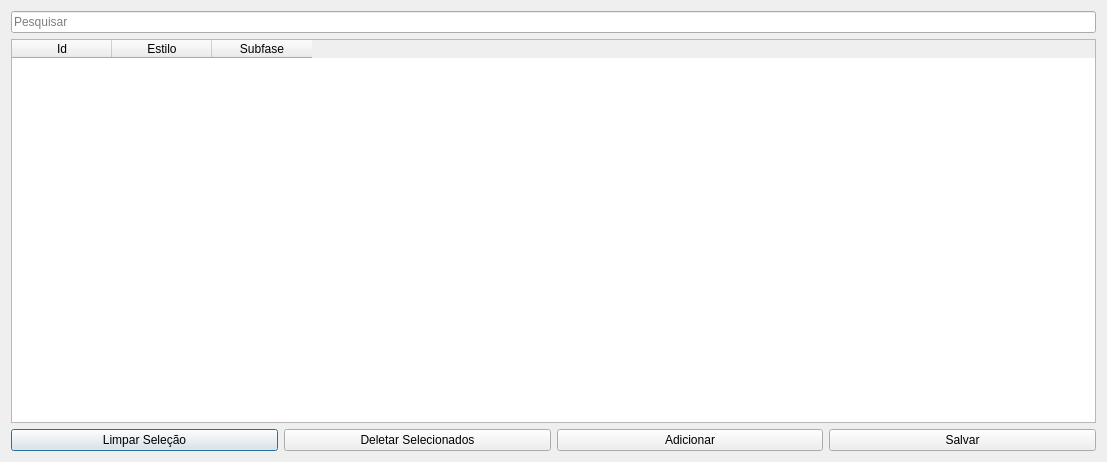
The window that uis/managementStyleProfiles.ui (dsgoficial/SAP_Gerente) describes before a commit, drawn with Qt 5.
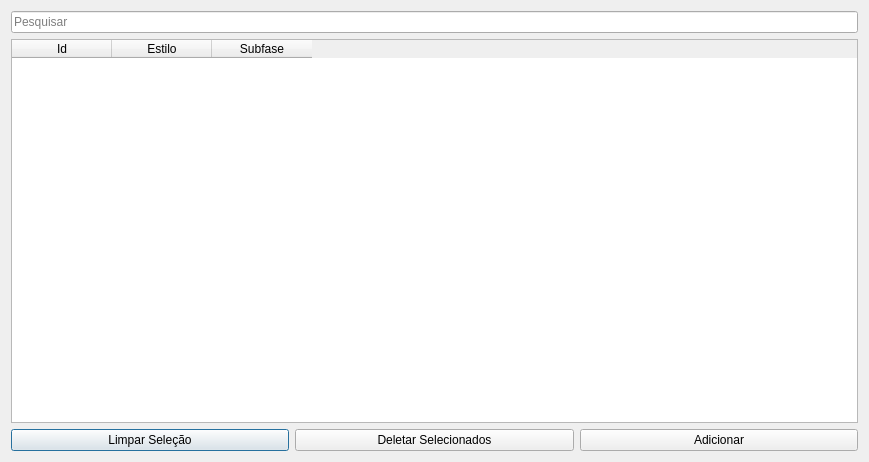
The same window after the commit.

Patch:
```diff
--- a/uis/managementStyleProfiles.ui
+++ b/uis/managementStyleProfiles.ui
@@ -6,7 +6,7 @@
    <rect>
     <x>0</x>
     <y>0</y>
-    <width>1107</width>
+    <width>869</width>
     <height>462</height>
    </rect>
   </property>
@@ -59,13 +59,6 @@
        </property>
       </widget>
      </item>
-     <item>
-      <widget class="QPushButton" name="saveBtn">
-       <property name="text">
-        <string>Salvar</string>
-       </property>
-      </widget>
-     </item>
     </layout>
    </item>
    <item row="0" column="0">
```
